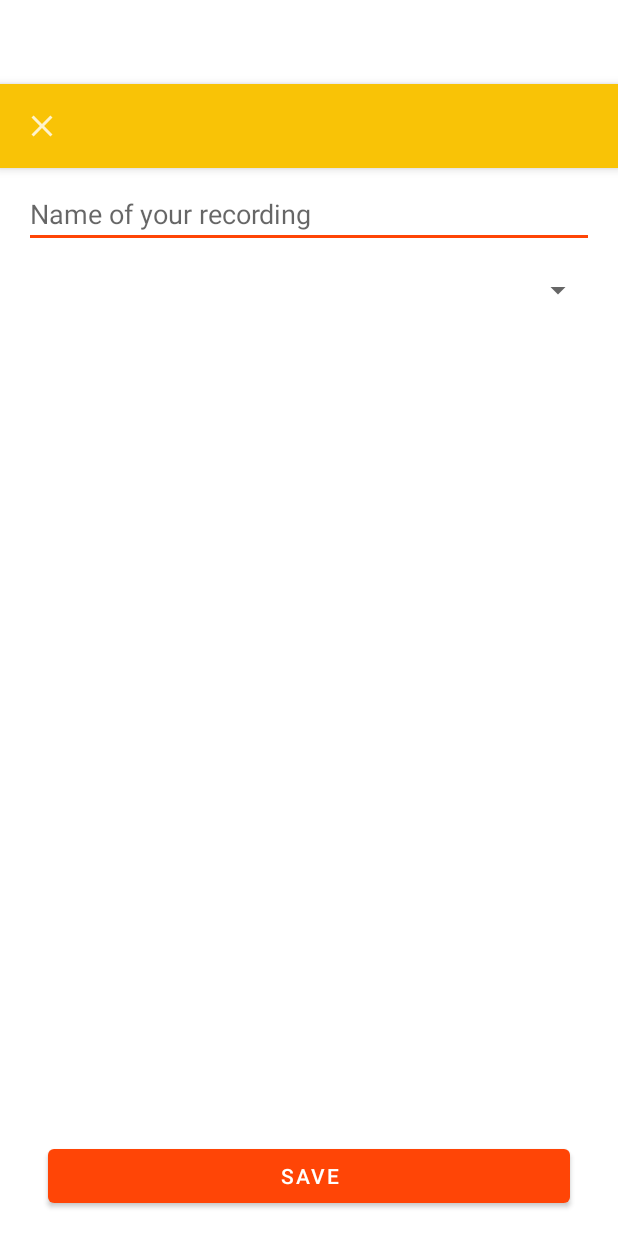
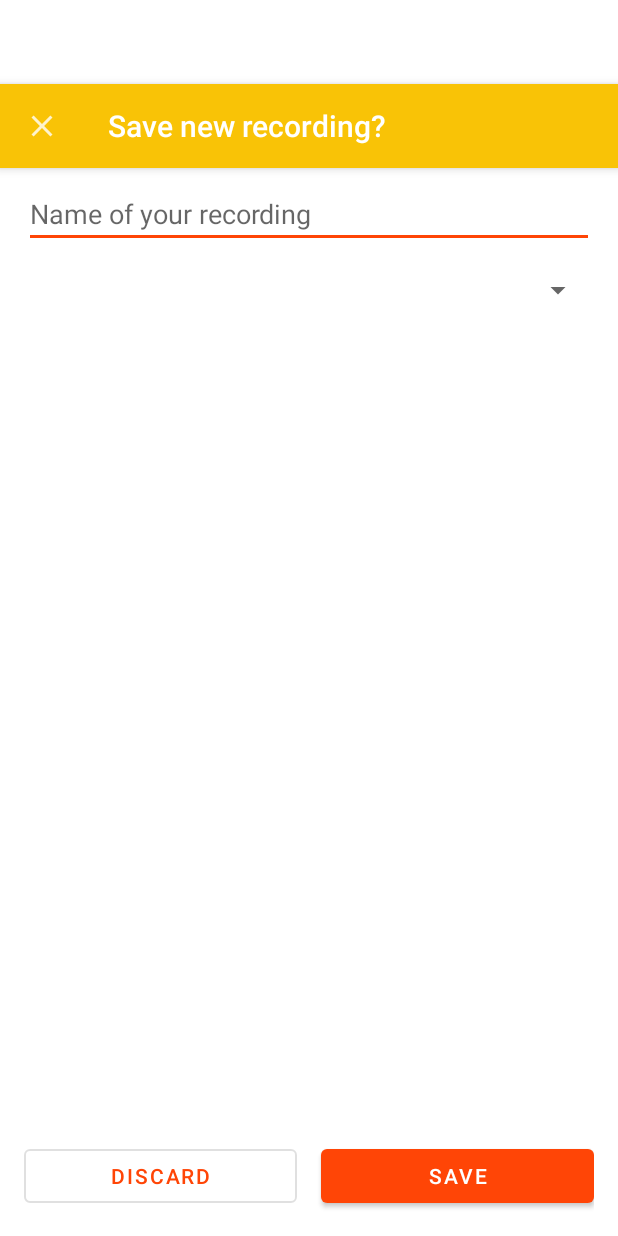
Before and after one commit to Johnni1208/audiolearning-app-android, an Android app: the layout dialog_new_recording.xml on its own in the app's theme, with its tools: preview values and no code run, on a phone screen of 412 x 824 dp. Run offline under Robolectric (Android 15) with nearby library versions, the phone set to English and light mode, and no system bars.

Commit message:
ALAE-13: Buttons now have functionality

```diff
--- a/app/src/main/java/com/example/audiolearning/ui/dialogs/new_recording/NewRecordingDialogButtonsListener.kt
+++ b/app/src/main/java/com/example/audiolearning/ui/dialogs/new_recording/NewRecordingDialogButtonsListener.kt
@@ -3,5 +3,6 @@ package com.example.audiolearning.ui.dialogs.new_recording
 import com.example.audiolearning.models.Subject
 
 interface NewRecordingDialogButtonsListener {
-    fun onAddButtonClicked(name: String, subject: Subject)
+    fun onSaveButtonClicked(name: String, subject: Subject)
+    fun onDiscardButtonClicked()
 }
--- a/app/src/main/res/layout/dialog_new_recording.xml
+++ b/app/src/main/res/layout/dialog_new_recording.xml
@@ -13,10 +13,11 @@
 
         <Toolbar
             android:id="@+id/nr_toolbar"
-            android:theme="@style/ThemeOverlay.MaterialComponents.Dark.ActionBar"
             android:layout_width="match_parent"
             android:layout_height="?attr/actionBarSize"
-            android:navigationIcon="@drawable/ic_cross" />
+            android:navigationIcon="@drawable/ic_cross"
+            android:theme="@style/ThemeOverlay.MaterialComponents.Dark.ActionBar"
+            android:title="@string/nrDialog_title" />
 
     </com.google.android.material.appbar.AppBarLayout>
 
@@ -45,16 +46,34 @@
             app:layout_constraintStart_toStartOf="parent"
             app:layout_constraintTop_toBottomOf="@+id/et_audio_name" />
 
-        <com.google.android.material.button.MaterialButton
-            android:id="@+id/btn_save_recording"
-            android:layout_margin="16dp"
-            app:backgroundTint="@color/colorAccent"
+        <LinearLayout
             android:layout_width="match_parent"
             android:layout_height="wrap_content"
-            android:text="@string/nrDialog_positive_button_text"
             app:layout_constraintBottom_toBottomOf="parent"
             app:layout_constraintEnd_toEndOf="parent"
-            app:layout_constraintStart_toStartOf="parent" />
+            app:layout_constraintStart_toStartOf="parent"
+            android:layout_marginBottom="16dp">
+
+            <com.google.android.material.button.MaterialButton
+                android:id="@+id/btn_discard_recording"
+                style="@style/Widget.MaterialComponents.Button.OutlinedButton"
+                android:layout_width="0dp"
+                android:layout_height="wrap_content"
+                android:layout_weight="1"
+                android:text="@string/nrDialog_negative_button_text"
+                android:layout_marginEnd="16dp"
+                android:textColor="@color/colorAccent" />
+
+            <com.google.android.material.button.MaterialButton
+                android:id="@+id/btn_save_recording"
+                android:layout_width="0dp"
+                android:layout_height="wrap_content"
+                android:layout_weight="1"
+                android:text="@string/nrDialog_positive_button_text"
+                app:backgroundTint="@color/colorAccent" />
+
+
+        </LinearLayout>
 
     </androidx.constraintlayout.widget.ConstraintLayout>
 
--- a/app/src/main/res/values/strings.xml
+++ b/app/src/main/res/values/strings.xml
@@ -14,5 +14,6 @@
     <string name="nrDialog_title">Save new recording?</string>
     <string name="nrDialog_audio_name_hint">Name of your recording</string>
     <string name="nrDialog_positive_button_text">Save</string>
-    <string name="nrDialog_negative_button_text">Cancel</string>
+    <string name="nrDialog_negative_button_text">Discard</string>
+    <string name="nrDialog_error_message_missing_info">Cannot be left blank</string>
 </resources>
--- a/build.gradle
+++ b/build.gradle
@@ -1,7 +1,7 @@
 // Top-level build file where you can add configuration options common to all sub-projects/modules.
 
 buildscript {
-    ext.kotlin_version = '1.3.61'
+    ext.kotlin_version = '1.3.50'
     repositories {
         google()
         jcenter()
```
Also changed, not shown: app/src/main/java/com/example/audiolearning/ui/dialogs/new_recording/NewRecordingDialog.kt (+39 -6 lines), app/src/main/java/com/example/audiolearning/ui/fragments/recorder/RecorderFragment.kt (+18 -1 lines).
